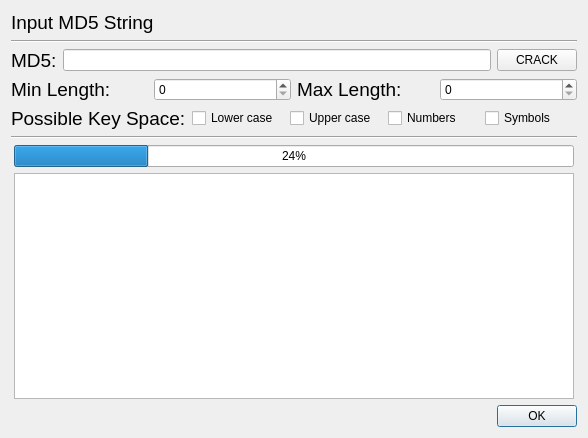
The window that bruteforce.ui (FediiBohdan/MD5-Hash-Generator-master) describes before a commit, drawn with Qt 5.
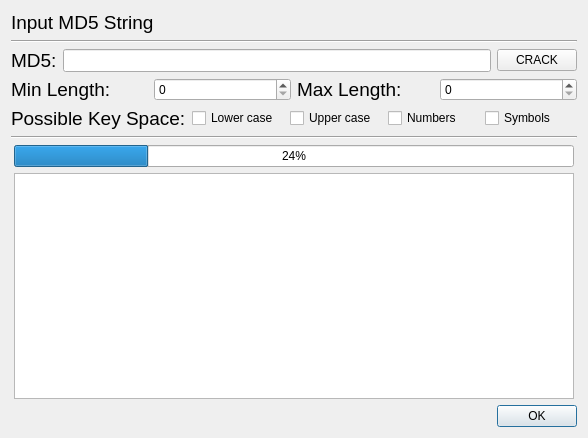
The same window after the commit.

Patch:
```diff
--- a/bruteforce.ui
+++ b/bruteforce.ui
@@ -56,7 +56,13 @@
       </widget>
      </item>
      <item row="0" column="1">
-      <widget class="QLineEdit" name="lineEdit"/>
+      <widget class="QLineEdit" name="lineEdit">
+       <property name="font">
+        <font>
+         <pointsize>10</pointsize>
+        </font>
+       </property>
+      </widget>
      </item>
      <item row="0" column="2">
       <widget class="QPushButton" name="pushButton">
```
